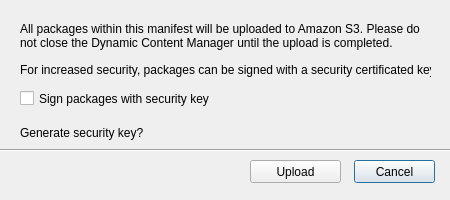
Old version of the form dev/Gems/CloudGemDynamicContent/Code/EditorPlugin/upload_packages.ui in the repository aws/lumberyard.
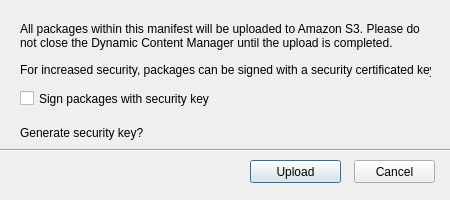
New version of the form.

What changed in the file:
```diff
--- a/dev/Gems/CloudGemDynamicContent/Code/EditorPlugin/upload_packages.ui
+++ b/dev/Gems/CloudGemDynamicContent/Code/EditorPlugin/upload_packages.ui
@@ -105,6 +105,9 @@
    <property name="text">
     <string>Cancel</string>
    </property>
+   <property name="autoDefault">
+    <bool>false</bool>
+   </property>
   </widget>
   <widget class="QPushButton" name="uploadButton">
    <property name="geometry">
@@ -124,6 +127,9 @@
    <property name="text">
     <string>Upload</string>
    </property>
+   <property name="default">
+    <bool>true</bool>
+   </property>
   </widget>
   <widget class="QLabel" name="generateKeyConfirmation">
    <property name="geometry">
```
Left out of the diff: 5 changed lines with no effect on the pictures.
